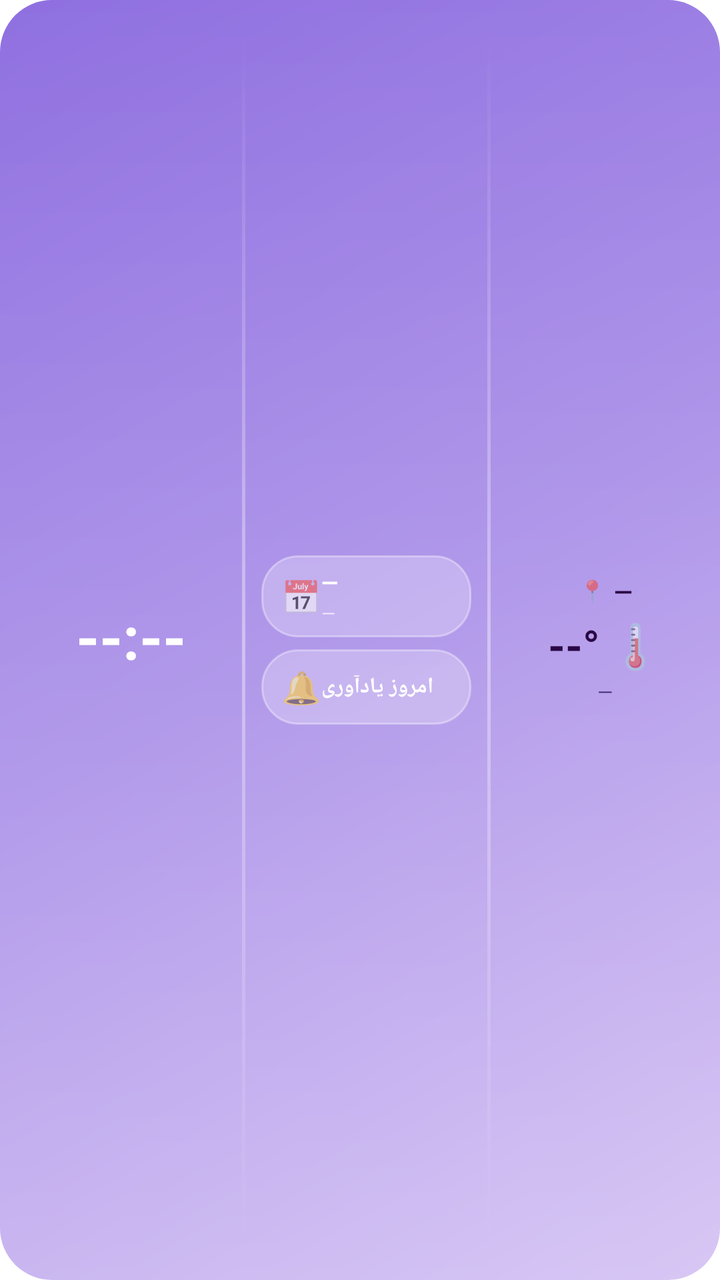
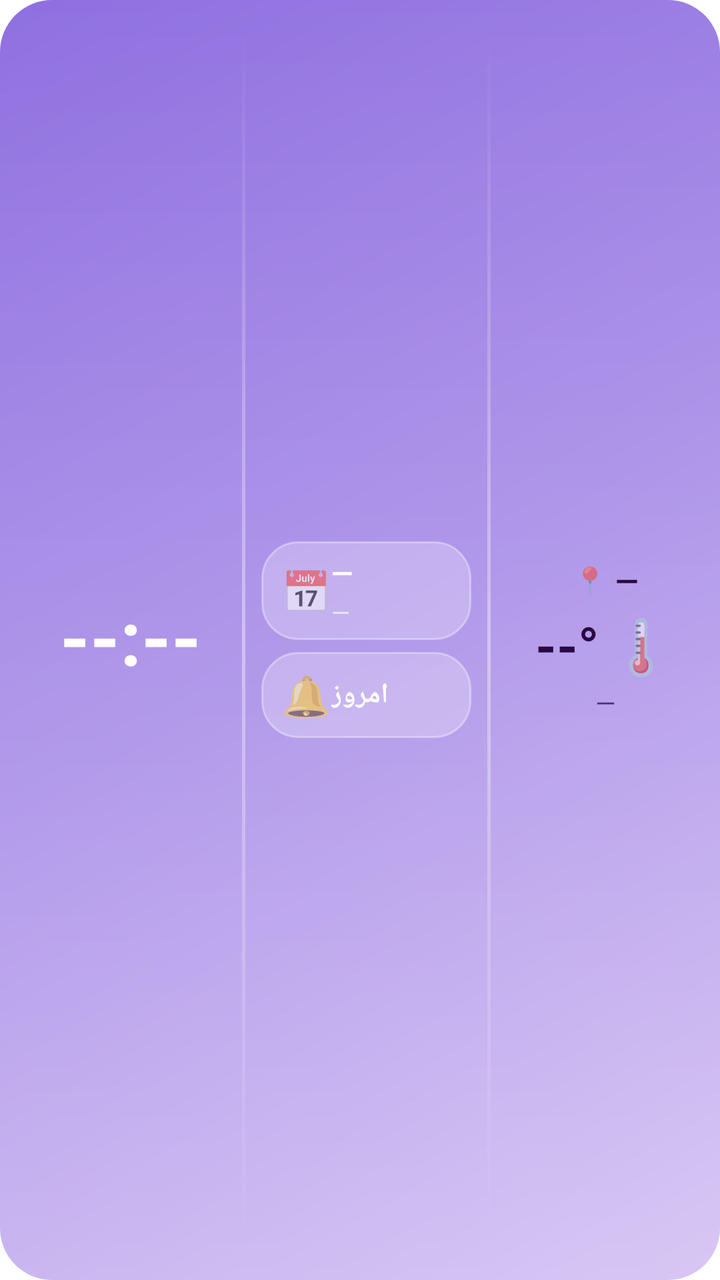

Compare the two renders of this Android layout. The source of the first and the diff that turns it into the second are given below.
<!-- AndroidManifest.xml: fallback theme Theme.MaterialComponents.DayNight.NoActionBar -->
<!-- res/layout/weather_clock_widget.xml -->
<?xml version="1.0" encoding="utf-8"?>
<FrameLayout xmlns:android="http://schemas.android.com/apk/res/android"
    android:layout_width="match_parent"
    android:layout_height="match_parent"
    android:background="@drawable/widget_background">

    <LinearLayout
        android:layout_width="match_parent"
        android:layout_height="match_parent"
        android:layoutDirection="ltr"
        android:orientation="horizontal"
        android:paddingStart="10dp"
        android:paddingEnd="10dp"
        android:paddingTop="8dp"
        android:paddingBottom="8dp">

        
        <FrameLayout
            android:layout_width="0dp"
            android:layout_height="match_parent"
            android:layout_weight="33">

            <TextView
                android:id="@+id/widget_clock"
                android:layout_width="wrap_content"
                android:layout_height="wrap_content"
                android:layout_gravity="center"
                android:text="--:--"
                android:textColor="#FFFFFF"
                android:textSize="30sp"
                android:textStyle="bold"
                android:includeFontPadding="false" />
        </FrameLayout>

        
        <FrameLayout
            android:layout_width="1.5dp"
            android:layout_height="match_parent"
            android:layout_marginTop="10dp"
            android:layout_marginBottom="10dp"
            android:background="@drawable/widget_divider"></FrameLayout>

        
        <LinearLayout
            android:layout_width="0dp"
            android:layout_height="match_parent"
            android:layout_weight="36"
            android:orientation="vertical"
            android:gravity="center_vertical"
            android:paddingStart="8dp"
            android:paddingEnd="8dp">

            
            <LinearLayout
                android:layout_width="match_parent"
                android:layout_height="wrap_content"
                android:orientation="horizontal"
                android:gravity="center_vertical"
                android:background="@drawable/widget_pill_background"
                android:paddingStart="10dp"
                android:paddingEnd="10dp"
                android:paddingTop="6dp"
                android:paddingBottom="6dp">

                <TextView
                    android:layout_width="wrap_content"
                    android:layout_height="wrap_content"
                    android:text="📅"
                    android:textSize="16sp" />

                <LinearLayout
                    android:layout_width="0dp"
                    android:layout_height="wrap_content"
                    android:layout_weight="1"
                    android:layout_marginStart="8dp"
                    android:orientation="vertical"
                    android:gravity="end"
                    android:layoutDirection="rtl">

                    <TextView
                        android:id="@+id/widget_date_line1"
                        android:layout_width="wrap_content"
                        android:layout_height="wrap_content"
                        android:text="—"
                        android:textColor="#FFFFFF"
                        android:textSize="11sp"
                        android:textStyle="bold"
                        android:gravity="end"
                        android:maxLines="1" />

                    <TextView
                        android:id="@+id/widget_date_line2"
                        android:layout_width="wrap_content"
                        android:layout_height="wrap_content"
                        android:layout_marginTop="2dp"
                        android:text="—"
                        android:textColor="#EDE6FA"
                        android:textSize="9sp"
                        android:gravity="end"
                        android:maxLines="1" />
                </LinearLayout>
            </LinearLayout>

            <FrameLayout
                android:layout_width="match_parent"
                android:layout_height="6dp"></FrameLayout>

            
            <LinearLayout
                android:layout_width="match_parent"
                android:layout_height="wrap_content"
                android:orientation="horizontal"
                android:gravity="center_vertical"
                android:background="@drawable/widget_pill_background"
                android:paddingStart="10dp"
                android:paddingEnd="10dp"
                android:paddingTop="8dp"
                android:paddingBottom="8dp">

                <TextView
                    android:layout_width="wrap_content"
                    android:layout_height="wrap_content"
                    android:text="🔔"
                    android:textSize="16sp" />

                <TextView
                    android:id="@+id/widget_reminder"
                    android:layout_width="0dp"
                    android:layout_height="wrap_content"
                    android:layout_weight="1"
                    android:layout_marginStart="8dp"
                    android:text="امروز یادآوری ندارید"
                    android:textColor="#FFFFFF"
                    android:textSize="11sp"
                    android:textStyle="bold"
                    android:gravity="end"
                    android:layoutDirection="rtl"
                    android:maxLines="1" />
            </LinearLayout>
        </LinearLayout>

        
        <FrameLayout
            android:layout_width="1.5dp"
            android:layout_height="match_parent"
            android:layout_marginTop="10dp"
            android:layout_marginBottom="10dp"
            android:background="@drawable/widget_divider"></FrameLayout>

        
        <LinearLayout
            android:layout_width="0dp"
            android:layout_height="match_parent"
            android:layout_weight="31"
            android:orientation="vertical"
            android:gravity="center"
            android:paddingStart="10dp">

            
            <LinearLayout
                android:layout_width="wrap_content"
                android:layout_height="wrap_content"
                android:orientation="horizontal"
                android:gravity="center_vertical"
                android:layoutDirection="rtl">

                <TextView
                    android:id="@+id/widget_city"
                    android:layout_width="wrap_content"
                    android:layout_height="wrap_content"
                    android:text="—"
                    android:textColor="#2A0845"
                    android:textSize="12sp"
                    android:textStyle="bold" />

                <TextView
                    android:layout_width="wrap_content"
                    android:layout_height="wrap_content"
                    android:layout_marginStart="4dp"
                    android:text="📍"
                    android:textSize="11sp" />
            </LinearLayout>

            <LinearLayout
                android:layout_width="wrap_content"
                android:layout_height="wrap_content"
                android:layout_marginTop="4dp"
                android:orientation="horizontal"
                android:gravity="center_vertical">

                <TextView
                    android:id="@+id/widget_temp"
                    android:layout_width="wrap_content"
                    android:layout_height="wrap_content"
                    android:text="--°"
                    android:textColor="#2A0845"
                    android:textSize="22sp"
                    android:textStyle="bold" />

                <TextView
                    android:id="@+id/widget_weather_emoji"
                    android:layout_width="wrap_content"
                    android:layout_height="wrap_content"
                    android:layout_marginStart="4dp"
                    android:text="🌡️"
                    android:textSize="22sp" />
            </LinearLayout>

            <TextView
                android:id="@+id/widget_weather_desc"
                android:layout_width="wrap_content"
                android:layout_height="wrap_content"
                android:layout_marginTop="2dp"
                android:text="—"
                android:textColor="#4A3378"
                android:textSize="10sp" />
        </LinearLayout>

    </LinearLayout>
</FrameLayout>
<!-- resources referenced by this layout -->
<resources>
  <!-- drawable widget_background (drawable) -->
  <?xml version="1.0" encoding="utf-8"?>
  <layer-list xmlns:android="http://schemas.android.com/apk/res/android">
  
      <item>
          <shape>
              <corners android:radius="26dp" />
              <gradient
                  android:type="linear"
                  android:angle="135"
                  android:startColor="#CEB9F2"
                  android:centerColor="#A98EE8"
                  android:endColor="#8F6FE0" />
          </shape>
      </item>
  
      
      <item android:top="0dp" android:left="0dp" android:right="0dp">
          <shape android:shape="rectangle">
              <corners
                  android:topLeftRadius="26dp"
                  android:topRightRadius="26dp"
                  android:bottomLeftRadius="0dp"
                  android:bottomRightRadius="0dp" />
              <gradient
                  android:type="linear"
                  android:angle="90"
                  android:startColor="#33FFFFFF"
                  android:endColor="#00FFFFFF" />
              <size android:height="28dp" />
          </shape>
      </item>
  </layer-list>
  <!-- drawable widget_divider (drawable) -->
  <?xml version="1.0" encoding="utf-8"?>
  <shape xmlns:android="http://schemas.android.com/apk/res/android" android:shape="rectangle">
      <gradient
          android:type="linear"
          android:angle="90"
          android:startColor="#00FFFFFF"
          android:centerColor="#66FFFFFF"
          android:endColor="#00FFFFFF" />
  </shape>
  <!-- drawable widget_pill_background (drawable) -->
  <?xml version="1.0" encoding="utf-8"?>
  <shape xmlns:android="http://schemas.android.com/apk/res/android">
      <corners android:radius="18dp" />
      <solid android:color="#40FFFFFF" />
      <stroke
          android:width="1dp"
          android:color="#59FFFFFF" />
  </shape>
</resources>

<!-- the commit's change to res/layout/weather_clock_widget.xml (unified diff, before → after) -->
@@ -1,5 +1,6 @@
 <?xml version="1.0" encoding="utf-8"?>
 <FrameLayout xmlns:android="http://schemas.android.com/apk/res/android"
+    android:id="@+id/widget_root"
     android:layout_width="match_parent"
     android:layout_height="match_parent"
     android:background="@drawable/widget_background">
@@ -27,7 +28,7 @@
                 android:layout_gravity="center"
                 android:text="--:--"
                 android:textColor="#FFFFFF"
-                android:textSize="30sp"
+                android:textSize="38sp"
                 android:textStyle="bold"
                 android:includeFontPadding="false" />
         </FrameLayout>
@@ -66,7 +67,7 @@
                     android:layout_width="wrap_content"
                     android:layout_height="wrap_content"
                     android:text="📅"
-                    android:textSize="16sp" />
+                    android:textSize="20sp" />
 
                 <LinearLayout
                     android:layout_width="0dp"
@@ -83,7 +84,7 @@
                         android:layout_height="wrap_content"
                         android:text="—"
                         android:textColor="#FFFFFF"
-                        android:textSize="11sp"
+                        android:textSize="14sp"
                         android:textStyle="bold"
                         android:gravity="end"
                         android:maxLines="1" />
@@ -95,7 +96,7 @@
                         android:layout_marginTop="2dp"
                         android:text="—"
                         android:textColor="#EDE6FA"
-                        android:textSize="9sp"
+                        android:textSize="12sp"
                         android:gravity="end"
                         android:maxLines="1" />
                 </LinearLayout>
@@ -121,7 +122,7 @@
                     android:layout_width="wrap_content"
                     android:layout_height="wrap_content"
                     android:text="🔔"
-                    android:textSize="16sp" />
+                    android:textSize="20sp" />
 
                 <TextView
                     android:id="@+id/widget_reminder"
@@ -131,7 +132,7 @@
                     android:layout_marginStart="8dp"
                     android:text="امروز یادآوری ندارید"
                     android:textColor="#FFFFFF"
-                    android:textSize="11sp"
+                    android:textSize="14sp"
                     android:textStyle="bold"
                     android:gravity="end"
                     android:layoutDirection="rtl"
@@ -170,7 +171,7 @@
                     android:layout_height="wrap_content"
                     android:text="—"
                     android:textColor="#2A0845"
-                    android:textSize="12sp"
+                    android:textSize="15sp"
                     android:textStyle="bold" />
 
                 <TextView
@@ -178,7 +179,7 @@
                     android:layout_height="wrap_content"
                     android:layout_marginStart="4dp"
                     android:text="📍"
-                    android:textSize="11sp" />
+                    android:textSize="14sp" />
             </LinearLayout>
 
             <LinearLayout
@@ -194,7 +195,7 @@
                     android:layout_height="wrap_content"
                     android:text="--°"
                     android:textColor="#2A0845"
-                    android:textSize="22sp"
+                    android:textSize="27sp"
                     android:textStyle="bold" />
 
                 <TextView
@@ -203,7 +204,7 @@
                     android:layout_height="wrap_content"
                     android:layout_marginStart="4dp"
                     android:text="🌡️"
-                    android:textSize="22sp" />
+                    android:textSize="27sp" />
             </LinearLayout>
 
             <TextView
@@ -213,7 +214,7 @@
                 android:layout_marginTop="2dp"
                 android:text="—"
                 android:textColor="#4A3378"
-                android:textSize="10sp" />
+                android:textSize="13sp" />
         </LinearLayout>
 
     </LinearLayout>
